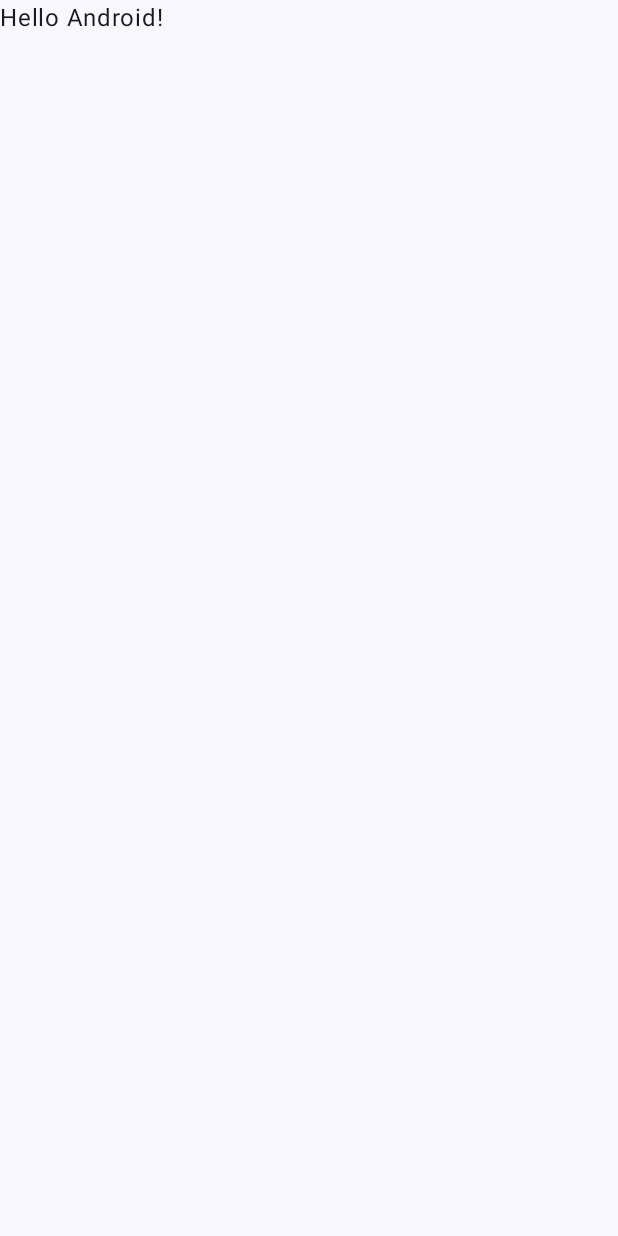
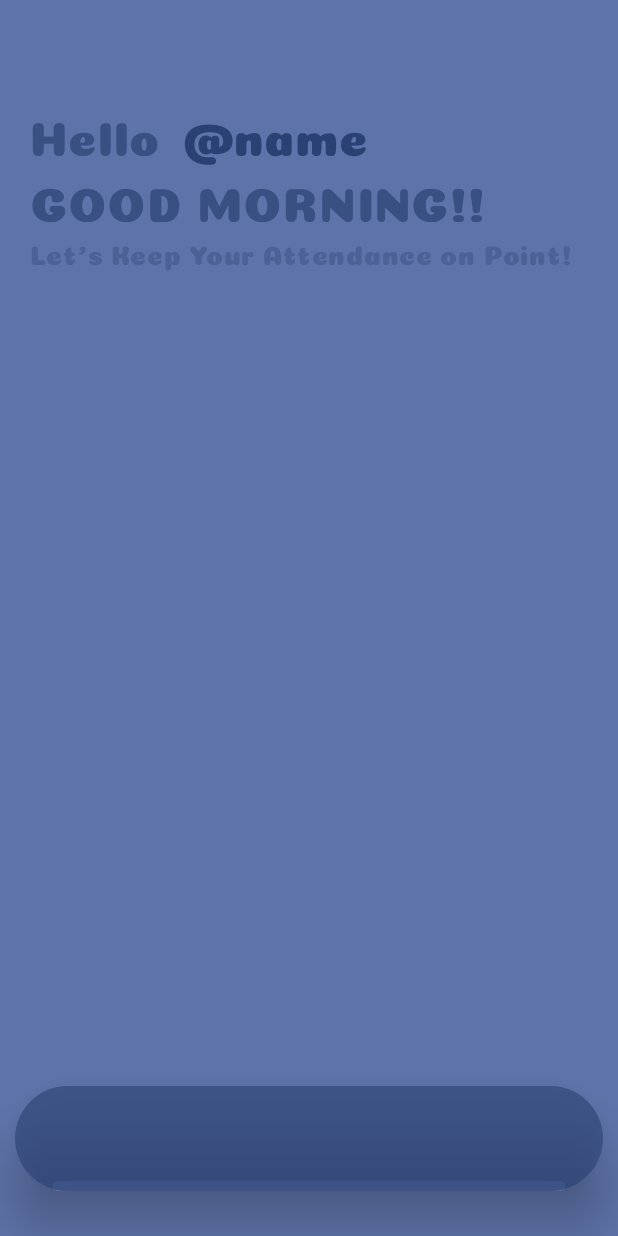
Before and after one commit to shoovamjena/AttendEase, an Android app built with Jetpack Compose: the screen it shows after launch (MainActivity), on a phone screen of 412 x 824 dp. Before the commit the screen is almost empty. Run offline under Robolectric (Android 15) with nearby library versions, the phone set to English and light mode, and no system bars.

Commit message:
Basic Ui Layout

```diff
--- a/app/build.gradle.kts
+++ b/app/build.gradle.kts
@@ -6,7 +6,7 @@ plugins {
 
 android {
     namespace = "com.example.attendease"
-    compileSdk = 34
+    compileSdk = 35
 
     defaultConfig {
         applicationId = "com.example.attendease"
--- a/app/src/main/java/com/example/attendease/MainActivity.kt
+++ b/app/src/main/java/com/example/attendease/MainActivity.kt
@@ -4,14 +4,31 @@ import android.os.Bundle
 import androidx.activity.ComponentActivity
 import androidx.activity.compose.setContent
 import androidx.activity.enableEdgeToEdge
+import androidx.compose.foundation.background
+import androidx.compose.foundation.layout.Box
+import androidx.compose.foundation.layout.Column
+import androidx.compose.foundation.layout.Row
+import androidx.compose.foundation.layout.Spacer
 import androidx.compose.foundation.layout.fillMaxSize
+import androidx.compose.foundation.layout.fillMaxWidth
+import androidx.compose.foundation.layout.height
 import androidx.compose.foundation.layout.padding
+import androidx.compose.foundation.shape.RoundedCornerShape
+import androidx.compose.material3.MaterialTheme
 import androidx.compose.material3.Scaffold
 import androidx.compose.material3.Text
 import androidx.compose.runtime.Composable
+import androidx.compose.ui.Alignment
 import androidx.compose.ui.Modifier
+import androidx.compose.ui.draw.alpha
+import androidx.compose.ui.draw.clip
+import androidx.compose.ui.draw.shadow
+import androidx.compose.ui.text.font.FontWeight
 import androidx.compose.ui.tooling.preview.Preview
+import androidx.compose.ui.unit.dp
+import androidx.compose.ui.unit.sp
 import com.example.attendease.ui.theme.AttendEaseTheme
+import com.example.attendease.ui.theme.coinyFontFamily
 
 class MainActivity : ComponentActivity() {
     override fun onCreate(savedInstanceState: Bundle?) {
@@ -24,6 +41,7 @@ class MainActivity : ComponentActivity() {
                         name = "Android",
                         modifier = Modifier.padding(innerPadding)
                     )
+                    HomeScreen()
                 }
             }
         }
@@ -45,3 +63,77 @@ fun GreetingPreview() {
         Greeting("Android")
     }
 }
+
+@Composable
+fun HomeScreen() {
+    val backgroundColor = MaterialTheme.colorScheme.primaryContainer
+    val contentColor = MaterialTheme.colorScheme.primary
+
+    Box(
+        modifier = Modifier
+            .fillMaxSize()
+            .background(backgroundColor) // Set background color
+    ) {
+        Row (
+            modifier = Modifier
+                .fillMaxWidth()
+                .padding(top=70.dp, start = 20.dp)
+        ) {
+            Column(modifier = Modifier.padding(top = 10.dp)) {
+                Row(modifier = Modifier.padding(bottom = 10.dp)) {
+                    Text(
+                        text = "Hello",
+                        color = contentColor,
+                        fontSize = 32.sp,
+                        fontFamily = coinyFontFamily,
+                        fontWeight = FontWeight.ExtraBold,
+                        modifier = Modifier.alpha(0.7f)
+                    )
+                    // @name part with larger and bolder text
+                    Text(
+                        text = "@name",
+                        color = contentColor,
+                        fontSize = 32.sp, // Larger font size
+                        fontFamily = coinyFontFamily,
+                        fontWeight = FontWeight.Bold,
+                        modifier = Modifier.padding(start = 15.dp)// Bolder
+                    )
+                }
+                Text(
+                    text = "GOOD MORNING!!",
+                    color = contentColor,
+                    fontSize = 32.sp,
+                    fontFamily = coinyFontFamily,
+                    fontWeight = FontWeight.ExtraBold,
+                    modifier = Modifier.alpha(0.7f)
+                        .padding(top = 10.dp)
+                )
+
+                // Let's with smaller and lighter text
+                Spacer(modifier = Modifier.height(10.dp))
+                Text(
+                    text = "Let's Keep Your Attendance on Point!",
+                    color = contentColor.copy(alpha = 0.5f), // Lighter color
+                    fontSize = 18.sp, // Smaller font size
+                    fontFamily = coinyFontFamily,
+                    fontWeight = FontWeight.Normal, // Lighter weight
+                    modifier = Modifier.alpha(0.7f)
+                )
+            }
+        }
+        Box(
+            modifier = Modifier
+                .fillMaxWidth()
+                .height(100.dp)
+                .padding(start = 10.dp, end = 10.dp, bottom = 30.dp)
+                .align(Alignment.BottomCenter)
+                .shadow(
+                    elevation = 20.dp, // Adjust the elevation for the shadow intensity
+                    shape = RoundedCornerShape(50.dp), // Match the shape of the Box
+                    clip = false // Ensure the shadow is outside the bounds of the Box
+                )
+                .clip(RoundedCornerShape(50.dp))
+                .background(contentColor.copy(alpha = 0.6f))
+        )
+    }
+}
--- a/app/src/main/java/com/example/attendease/ui/theme/Type.kt
+++ b/app/src/main/java/com/example/attendease/ui/theme/Type.kt
@@ -2,9 +2,11 @@ package com.example.attendease.ui.theme
 
 import androidx.compose.material3.Typography
 import androidx.compose.ui.text.TextStyle
+import androidx.compose.ui.text.font.Font
 import androidx.compose.ui.text.font.FontFamily
 import androidx.compose.ui.text.font.FontWeight
 import androidx.compose.ui.unit.sp
+import com.example.attendease.R
 
 // Set of Material typography styles to start with
 val Typography = Typography(
@@ -32,3 +34,7 @@ val Typography = Typography(
     )
     */
 )
+ val coinyFontFamily = FontFamily(
+     Font(R.font.coiny_regular, FontWeight.Normal),
+     Font(R.font.coiny_regular, FontWeight.ExtraBold)
+ )
```
Also changed, not shown: app/src/main/res/font/coiny_regular.ttf (added).
